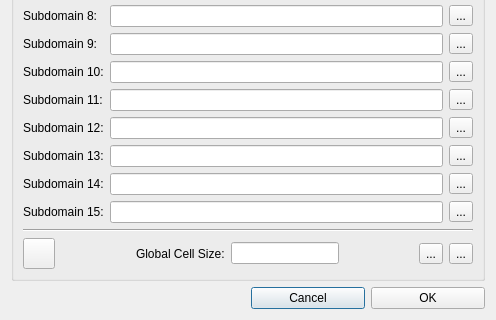
Old version of the form flo2d/ui/import_multiple_domains.ui in the repository FLO-2DSoftware/qgis-flo-2d-plugin; both pictures show x 0 to 496 and y 231 to 551 of the 496 by 551 pixel window.
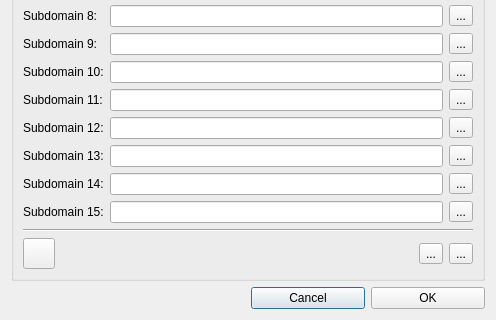
New version of the form. Icons and pictures are not drawn.

Commit message: Updated the import/export methodology based on Noemi's comments of not using CADPTS_DSx and only using CADPTS

What changed in the file:
```diff
--- a/flo2d/ui/import_multiple_domains.ui
+++ b/flo2d/ui/import_multiple_domains.ui
@@ -343,23 +343,6 @@
             </property>
            </spacer>
           </item>
-          <item>
-           <widget class="QLabel" name="global_lbl">
-            <property name="text">
-             <string>Global Cell Size:</string>
-            </property>
-           </widget>
-          </item>
-          <item>
-           <widget class="QLineEdit" name="cellsize_le">
-            <property name="sizePolicy">
-             <sizepolicy hsizetype="Minimum" vsizetype="Fixed">
-              <horstretch>0</horstretch>
-              <verstretch>0</verstretch>
-             </sizepolicy>
-            </property>
-           </widget>
-          </item>
           <item>
            <spacer name="horizontalSpacer_3">
             <property name="orientation">
```
The commit also changes 7 other files.
